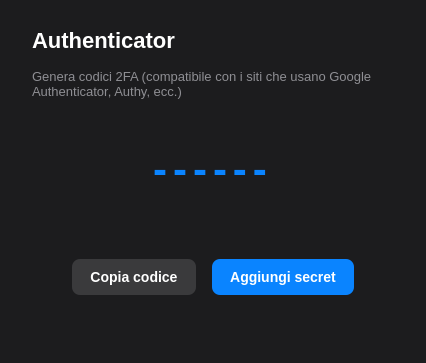
The window that src/authenticatorpage.ui (IlTocche/ThunderPass) describes before a commit, drawn with Qt 5.
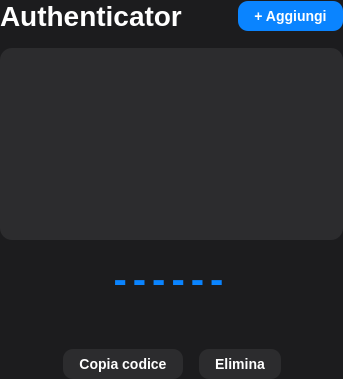
The same window after the commit.

Commit message: Upgrade Authenticator to support multiple named TOTP accounts stored encrypted in the vault

What changed in the file:
```diff
--- a/src/authenticatorpage.ui
+++ b/src/authenticatorpage.ui
@@ -9,87 +9,86 @@
     color: #ffffff;
 }
 QLabel#titleLabel {
-    font-size: 22px;
+    font-size: 28px;
     font-weight: 700;
 }
 QLabel#codeLabel {
-    font-size: 42px;
+    font-size: 40px;
     font-weight: 700;
     letter-spacing: 6px;
     color: #0a84ff;
 }
+QLabel#timerLabel {
+    font-size: 13px;
+    color: #98989f;
+}
 QPushButton {
     background-color: #0a84ff;
-    color: white;
+    color: #ffffff;
     border: none;
-    border-radius: 8px;
-    padding: 10px 18px;
+    border-radius: 10px;
+    padding: 7px 16px;
     font-size: 14px;
     font-weight: 600;
 }
-QPushButton:hover {
-    background-color: #0071e3;
+QPushButton:hover { background-color: #2b95ff; }
+QPushButton:pressed { background-color: #0066d6; }
+QPushButton#copyButton, QPushButton#deleteButton {
+    background-color: #2c2c2e;
 }
-QPushButton#copyButton {
+QPushButton#copyButton:hover, QPushButton#deleteButton:hover {
     background-color: #3a3a3c;
 }
-QPushButton#copyButton:hover {
-    background-color: #48484a;
+QListWidget {
+    background-color: #2c2c2e;
+    border: none;
+    border-radius: 12px;
+    padding: 6px;
+    color: #ffffff;
+    font-size: 15px;
+    outline: none;
 }
+QListWidget::item {
+    padding: 12px 14px;
+    border-radius: 8px;
+}
+QListWidget::item:hover { background-color: #3a3a3c; }
+QListWidget::item:selected { background-color: #0a84ff; }
    </string>
   </property>
   <layout class="QVBoxLayout" name="verticalLayout">
-   <property name="spacing">
-    <number>16</number>
-   </property>
-   <property name="leftMargin">
-    <number>32</number>
-   </property>
-   <property name="topMargin">
-    <number>28</number>
-   </property>
-   <property name="rightMargin">
-    <number>32</number>
-   </property>
-   <property name="bottomMargin">
-    <number>28</number>
-   </property>
+   <property name="spacing"><number>16</number></property>
+   <property name="leftMargin"><number>0</number></property>
+   <property name="topMargin"><number>0</number></property>
+   <property name="rightMargin"><number>0</number></property>
+   <property name="bottomMargin"><number>0</number></property>
+
    <item>
-    <widget class="QLabel" name="titleLabel">
-     <property name="text">
-      <string>Authenticator</string>
-     </property>
-    </widget>
+    <layout class="QHBoxLayout" name="headerLayout">
+     <item>
+      <widget class="QLabel" name="titleLabel">
+       <property name="text"><string>Authenticator</string></property>
+      </widget>
+     </item>
+     <item>
+      <spacer name="headerSpacer">
+       <property name="orientation"><enum>Qt::Horizontal</enum></property>
+       <property name="sizeHint" stdset="0"><size><width>40</width><height>20</height></size></property>
+      </spacer>
+     </item>
+     <item>
+      <widget class="QPushButton" name="addButton">
+       <property name="text"><string>+ Aggiungi</string></property>
+       <property name="cursor"><cursorShape>PointingHandCursor</cursorShape></property>
+      </widget>
+     </item>
+    </layout>
    </item>
+
    <item>
-    <widget class="QLabel" name="subtitleLabel">
-     <property name="text">
-      <string>Genera codici 2FA (compatibile con i siti che usano Google Authenticator, Authy, ecc.)</string>
-     </property>
-     <property name="styleSheet">
-      <string>color: #8e8e93; font-size: 13px;</string>
-     </property>
-     <property name="wordWrap">
-      <bool>true</bool>
-     </property>
-    </widget>
+    <widget class="QListWidget" name="accountList"/>
    </item>
-   <item>
-    <spacer name="topSpacer">
-     <property name="orientation">
-      <enum>Qt::Vertical</enum>
-     </property>
-     <property name="sizeType">
-      <enum>QSizePolicy::Fixed</enum>
-     </property>
-     <property name="sizeHint" stdset="0">
-      <size>
-       <width>20</width>
-       <height>30</height>
-      </size>
-     </property>
-    </spacer>
-   </item>
+
    <item>
     <widget class="QLabel" name="codeLabel">
      <property name="text">
@@ -111,34 +110,11 @@
     </widget>
    </item>
    <item>
-    <spacer name="middleSpacer">
-     <property name="orientation">
-      <enum>Qt::Vertical</enum>
-     </property>
-     <property name="sizeType">
-      <enum>QSizePolicy::Fixed</enum>
-     </property>
-     <property name="sizeHint" stdset="0">
-      <size>
-       <width>20</width>
-       <height>20</height>
-      </size>
-     </property>
-    </spacer>
-   </item>
-   <item>
-    <layout class="QHBoxLayout" name="buttonLayout">
+    <layout class="QHBoxLayout" name="actionsLayout">
      <item>
-      <spacer name="leftBtnSpacer">
-       <property name="orientation">
-        <enum>Qt::Horizontal</enum>
-       </property>
-       <property name="sizeHint" stdset="0">
-        <size>
-         <width>40</width>
-         <height>20</height>
-        </size>
-       </property>
+      <spacer name="leftSpacer">
+       <property name="orientation"><enum>Qt::Horizontal</enum></property>
+       <property name="sizeHint" stdset="0"><size><width>40</width><height>20</height></size></property>
       </spacer>
      </item>
      <item>
@@ -149,40 +125,18 @@
       </widget>
      </item>
      <item>
-      <widget class="QPushButton" name="addSecretButton">
-       <property name="text">
-        <string>Aggiungi secret</string>
-       </property>
+      <widget class="QPushButton" name="deleteButton">
+       <property name="text"><string>Elimina</string></property>
       </widget>
      </item>
      <item>
-      <spacer name="rightBtnSpacer">
-       <property name="orientation">
-        <enum>Qt::Horizontal</enum>
-       </property>
-       <property name="sizeHint" stdset="0">
-        <size>
-         <width>40</width>
-         <height>20</height>
-        </size>
-       </property>
+      <spacer name="rightSpacer">
+       <property name="orientation"><enum>Qt::Horizontal</enum></property>
+       <property name="sizeHint" stdset="0"><size><width>40</width><height>20</height></size></property>
       </spacer>
      </item>
     </layout>
    </item>
-   <item>
-    <spacer name="bottomSpacer">
-     <property name="orientation">
-      <enum>Qt::Vertical</enum>
-     </property>
-     <property name="sizeHint" stdset="0">
-      <size>
-       <width>20</width>
-       <height>40</height>
-      </size>
-     </property>
-    </spacer>
-   </item>
   </layout>
  </widget>
  <resources/>
```
Left out of the diff: 21 changed lines with no effect on the pictures. The commit also changes 3 other files.
